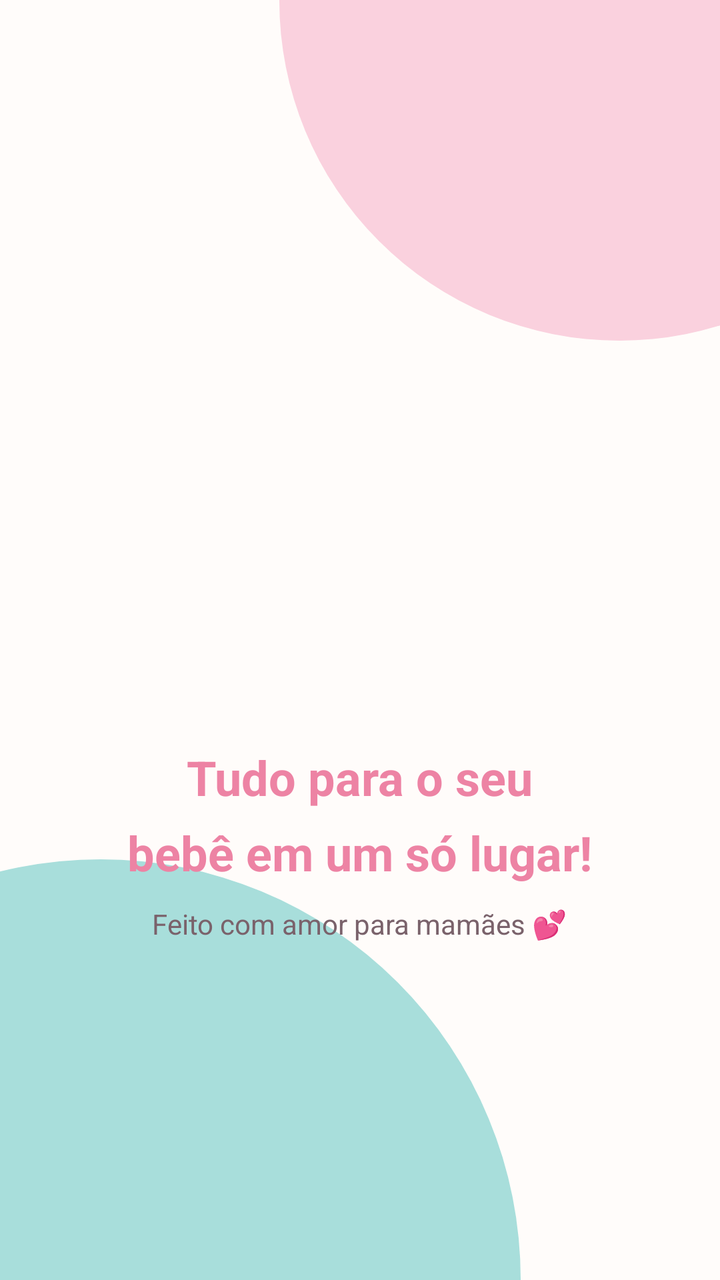
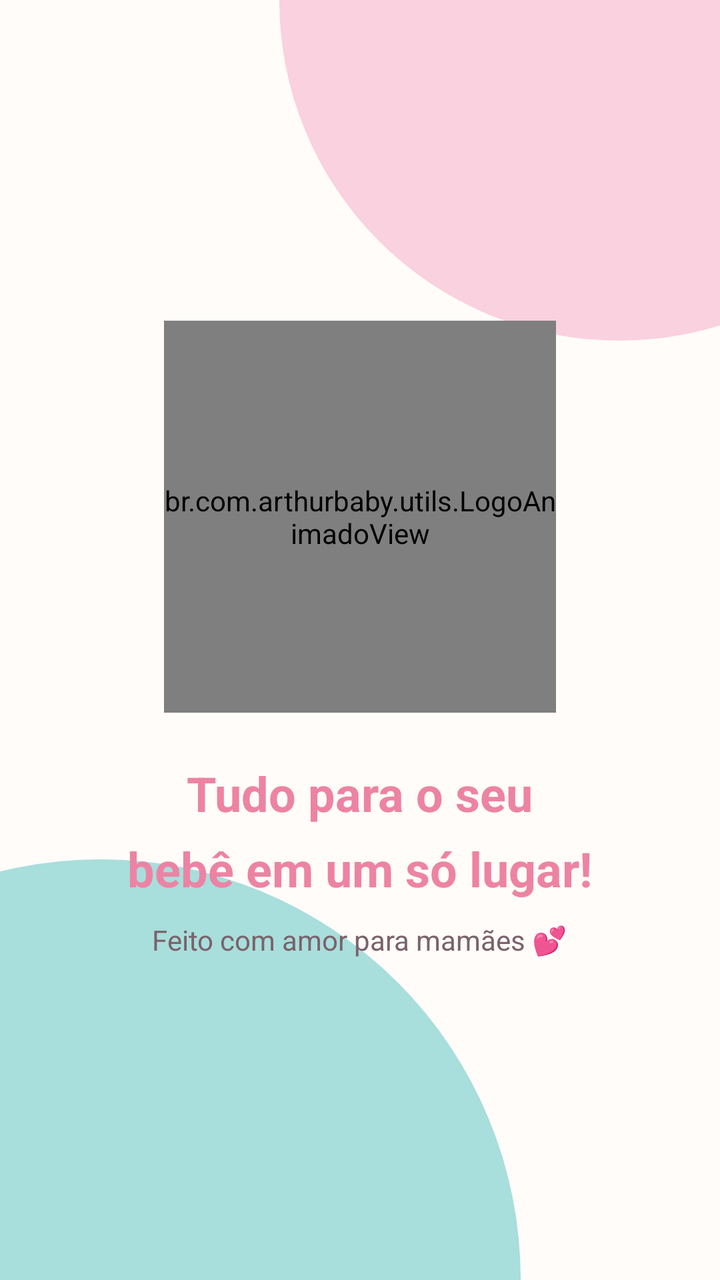

Screens rendered from an Android XML layout before and after an edit, with the pre-edit source and the edit as a unified diff.
<!-- AndroidManifest.xml: application theme Theme.ArthurBaby -->
<!-- res/layout/activity_splash.xml -->
<?xml version="1.0" encoding="utf-8"?>
<RelativeLayout xmlns:android="http://schemas.android.com/apk/res/android"
    android:layout_width="match_parent"
    android:layout_height="match_parent"
    android:background="@color/branco_quente">

    
    <View
        android:layout_width="340dp"
        android:layout_height="340dp"
        android:layout_alignParentTop="true"
        android:layout_alignParentEnd="true"
        android:layout_marginTop="-170dp"
        android:layout_marginEnd="-120dp"
        android:background="@drawable/bg_splash_top" />

    
    <View
        android:layout_width="420dp"
        android:layout_height="420dp"
        android:layout_alignParentBottom="true"
        android:layout_alignParentStart="true"
        android:layout_marginBottom="-210dp"
        android:layout_marginStart="-160dp"
        android:background="@drawable/bg_splash_bottom" />

    
    <LinearLayout
        android:id="@+id/containerLogo"
        android:layout_width="match_parent"
        android:layout_height="wrap_content"
        android:layout_centerInParent="true"
        android:orientation="vertical"
        android:gravity="center"
        android:paddingHorizontal="32dp">

        <ImageView
            android:id="@+id/imgLogo"
            android:layout_width="180dp"
            android:layout_height="180dp"
            android:src="@mipmap/ic_launcher"
            android:scaleType="fitCenter"
            android:contentDescription="Logo ArthurBaby" />

        <TextView
            android:layout_width="wrap_content"
            android:layout_height="wrap_content"
            android:text="Tudo para o seu\nbebê em um só lugar!"
            android:textColor="@color/rosa_arthur"
            android:textSize="24sp"
            android:textStyle="bold"
            android:gravity="center"
            android:lineSpacingMultiplier="1.3"
            android:layout_marginTop="24dp" />

        <TextView
            android:layout_width="wrap_content"
            android:layout_height="wrap_content"
            android:text="Feito com amor para mamães 💕"
            android:textColor="@color/cinza_medio"
            android:textSize="14sp"
            android:layout_marginTop="10dp" />
    </LinearLayout>

    <LinearLayout
        android:layout_width="wrap_content"
        android:layout_height="wrap_content"
        android:layout_alignParentBottom="true"
        android:layout_centerHorizontal="true"
        android:layout_marginBottom="48dp"
        android:orientation="vertical"
        android:gravity="center">

        <ProgressBar
            android:layout_width="wrap_content"
            android:layout_height="wrap_content"
            android:indeterminateTint="@color/rosa_arthur" />
    </LinearLayout>
</RelativeLayout>
<!-- resources referenced by this layout -->
<resources>
  <color name="branco_quente">#FFFCFA</color>
  <color name="cinza_medio">#7A626B</color>
  <color name="rosa_arthur">#ED83A4</color>
  <!-- drawable bg_splash_bottom (drawable) -->
  <?xml version="1.0" encoding="utf-8"?>
  <shape xmlns:android="http://schemas.android.com/apk/res/android"
      android:shape="oval">
      <solid android:color="#A8DEDB" />
  </shape>
  <!-- drawable bg_splash_top (drawable) -->
  <?xml version="1.0" encoding="utf-8"?>
  <shape xmlns:android="http://schemas.android.com/apk/res/android"
      android:shape="oval">
      <solid android:color="#FAD1DE" />
  </shape>
  <!-- mipmap ic_launcher (mipmap-anydpi-v26) -->
  <?xml version="1.0" encoding="utf-8"?>
  <adaptive-icon xmlns:android="http://schemas.android.com/apk/res/android">
      <background android:drawable="@color/ic_launcher_background"/>
      <foreground android:drawable="@mipmap/ic_launcher_foreground"/>
      <monochrome android:drawable="@mipmap/ic_launcher_foreground"/>
  </adaptive-icon>
  <style name="Theme.ArthurBaby" parent="Theme.MaterialComponents.DayNight.NoActionBar">
          <item name="colorPrimary">@color/verde_arthur</item>
          <item name="colorPrimaryVariant">@color/verde_escuro</item>
          <item name="colorOnPrimary">@color/branco</item>
          <item name="colorSecondary">@color/rosa_arthur</item>
          <item name="colorSecondaryVariant">@color/rosa_escuro</item>
          <item name="colorOnSecondary">@color/branco</item>
          <item name="android:statusBarColor">@color/verde_arthur</item>
          <item name="android:windowBackground">@color/fundo_claro</item>
          <item name="android:navigationBarColor">@color/branco</item>
          <item name="colorSurface">@color/branco</item>
          <item name="colorOnSurface">@color/texto_primario</item>
  
          
          <item name="android:windowLightStatusBar">false</item>
          <item name="android:windowLightNavigationBar">true</item>
      </style>
  <color name="ic_launcher_background">#37B6B0</color>
  <color name="verde_arthur">#37B6B0</color>
  <color name="verde_escuro">#2A8F8A</color>
  <color name="branco">#FFFFFF</color>
  <color name="rosa_escuro">#D56586</color>
  <color name="fundo_claro">#FBF6F8</color>
  <color name="texto_primario">#3D2E34</color>
</resources>

<!-- the commit's change to res/layout/activity_splash.xml (unified diff, before → after) -->
@@ -34,13 +34,10 @@
         android:gravity="center"
         android:paddingHorizontal="32dp">
 
-        <ImageView
+        <br.com.arthurbaby.utils.LogoAnimadoView
             android:id="@+id/imgLogo"
-            android:layout_width="180dp"
-            android:layout_height="180dp"
-            android:src="@mipmap/ic_launcher"
-            android:scaleType="fitCenter"
-            android:contentDescription="Logo ArthurBaby" />
+            android:layout_width="196dp"
+                    android:layout_height="196dp" />
 
         <TextView
             android:layout_width="wrap_content"
<!-- resource entries referenced after the edit -->
@@ -15,13 +15,6 @@
       android:shape="oval">
       <solid android:color="#FAD1DE" />
   </shape>
-  <!-- mipmap ic_launcher (mipmap-anydpi-v26) -->
-  <?xml version="1.0" encoding="utf-8"?>
-  <adaptive-icon xmlns:android="http://schemas.android.com/apk/res/android">
-      <background android:drawable="@color/ic_launcher_background"/>
-      <foreground android:drawable="@mipmap/ic_launcher_foreground"/>
-      <monochrome android:drawable="@mipmap/ic_launcher_foreground"/>
-  </adaptive-icon>
   <style name="Theme.ArthurBaby" parent="Theme.MaterialComponents.DayNight.NoActionBar">
           <item name="colorPrimary">@color/verde_arthur</item>
           <item name="colorPrimaryVariant">@color/verde_escuro</item>
@@ -39,7 +32,6 @@
           <item name="android:windowLightStatusBar">false</item>
           <item name="android:windowLightNavigationBar">true</item>
       </style>
-  <color name="ic_launcher_background">#37B6B0</color>
   <color name="verde_arthur">#37B6B0</color>
   <color name="verde_escuro">#2A8F8A</color>
   <color name="branco">#FFFFFF</color>
